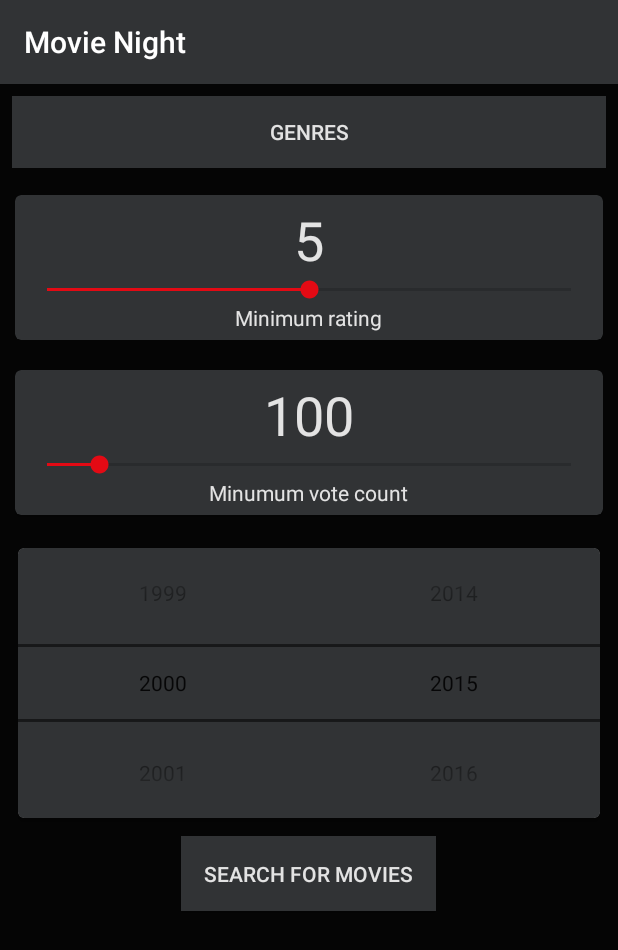
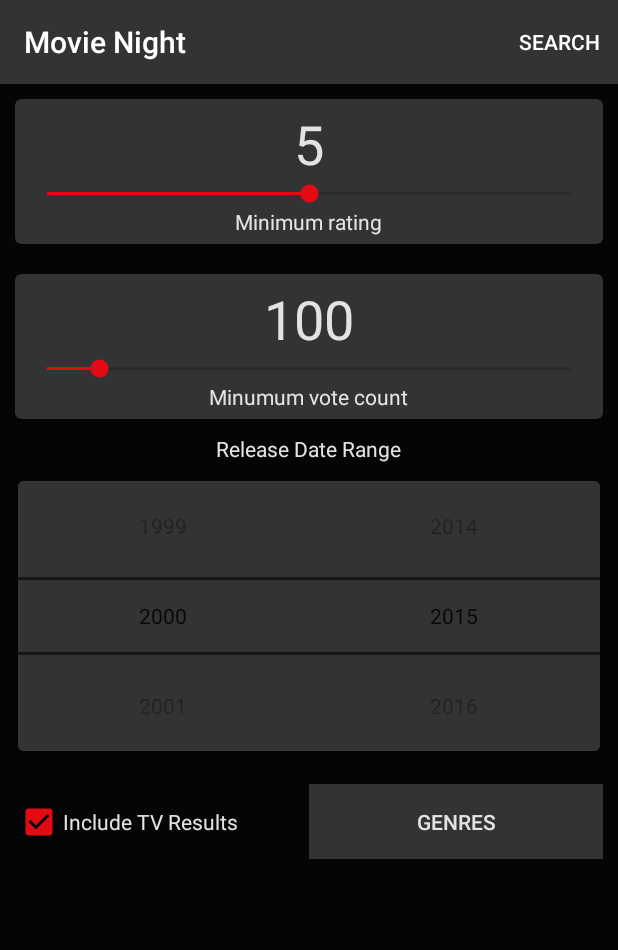
Before and after one commit to guybridge/Project05, an Android app: the screen it shows after launch (MainActivity), on a phone screen of 412 x 824 dp. Shown: the top 950 px of the screen. Run offline under Robolectric (Android 15) with nearby library versions, the phone set to English and light mode, and no system bars.

Commit message:
Final changes

```diff
--- a/app/src/main/java/au/com/wsit/project05/adapter/GenreAdapter.java
+++ b/app/src/main/java/au/com/wsit/project05/adapter/GenreAdapter.java
@@ -43,6 +43,7 @@ public class GenreAdapter extends RecyclerView.Adapter<GenreAdapter.GenreViewHol
     public GenreViewHolder onCreateViewHolder(ViewGroup parent, int viewType)
     {
         View view = LayoutInflater.from(parent.getContext()).inflate(R.layout.genre_item_view, parent, false);
+
         return new GenreViewHolder(view);
     }
 
@@ -85,6 +86,7 @@ public class GenreAdapter extends RecyclerView.Adapter<GenreAdapter.GenreViewHol
                     {
                         //Toast.makeText(mContext, "Checked: Genre is: " + item.getGenreName() + "ID: " + item.getGenreID(), Toast.LENGTH_SHORT).show();
                         genresMap.put(item.getGenreID(), item.getGenreName());
+
                     }
                     else
                     {
--- a/app/src/main/java/au/com/wsit/project05/adapter/ResultsAdapter.java
+++ b/app/src/main/java/au/com/wsit/project05/adapter/ResultsAdapter.java
@@ -61,9 +61,7 @@ public class ResultsAdapter extends RecyclerView.Adapter<ResultsAdapter.ResultsV
                 bundle.putString(MovieNightConstants.POSTER_URL, mResults.get(position).getmPosterURL());
                 bundle.putString(MovieNightConstants.TITLE, mResults.get(position).getmMovieTitle());
                 bundle.putString(MovieNightConstants.OVERVIEW, mResults.get(position).getmOverview());
-
                 movieDetails.setArguments(bundle);
-
                 movieDetails.show(fm, "Movie Details");
 
             }
--- a/app/src/main/java/au/com/wsit/project05/ui/MainActivity.java
+++ b/app/src/main/java/au/com/wsit/project05/ui/MainActivity.java
@@ -6,8 +6,11 @@ import android.graphics.Movie;
 import android.support.v7.app.AppCompatActivity;
 import android.os.Bundle;
 import android.util.Log;
+import android.view.Menu;
+import android.view.MenuItem;
 import android.view.View;
 import android.widget.Button;
+import android.widget.CheckBox;
 import android.widget.NumberPicker;
 import android.widget.SeekBar;
 import android.widget.TextView;
@@ -32,8 +35,8 @@ public class MainActivity extends AppCompatActivity
     private NumberPicker mMinDatePicker;
     private NumberPicker mMaxDatePicker;
 
-    private Button mSearchButton;
     private Button mGenreButton;
+    private CheckBox mTVResultsCheckBox;
 
     private String mRating = String.valueOf(5);
     private String mVoteCount = String.valueOf(100);
@@ -55,9 +58,8 @@ public class MainActivity extends AppCompatActivity
 
         mVoteCountTextView = (TextView) findViewById(R.id.minVoteCountTextView);
         mVoteCountSeekBar = (SeekBar) findViewById(R.id.minVoteCountSeekBar);
-        mSearchButton = (Button) findViewById(R.id.searchButton);
         mGenreButton = (Button) findViewById(R.id.genreButton);
-
+        mTVResultsCheckBox = (CheckBox) findViewById(R.id.tvCheckBox);
         mMinDatePicker = (NumberPicker) findViewById(R.id.minDate);
         mMaxDatePicker = (NumberPicker) findViewById(R.id.maxDate);
 
@@ -146,36 +148,26 @@ public class MainActivity extends AppCompatActivity
         });
 
 
+    }
 
-
-
-        // Setup the button click listener for searching
-        mSearchButton.setOnClickListener(new View.OnClickListener()
+    // Starts the search
+    private void startSearch()
     {
-            @Override
-            public void onClick(View v)
-            {
-
         // HttpUtils the dates
         minDate = String.valueOf(mMinDatePicker.getValue());
         maxDate = String.valueOf(mMaxDatePicker.getValue());
 
         String URL = createURL(mRating, mVoteCount, minDate, maxDate);
         String tvURL = createTVURL(mRating, mVoteCount, minDate, maxDate);
+        Boolean showTVresults = mTVResultsCheckBox.isChecked();
 
         // Start the results intent
         Intent intent = new Intent(MainActivity.this, Results.class);
         intent.addFlags(Intent.FLAG_ACTIVITY_NO_ANIMATION);
         intent.putExtra(MovieNightConstants.KEY_TV_RESULTS_URL, tvURL);
         intent.putExtra(MovieNightConstants.KEY_RESULTS_URL, URL);
+        intent.putExtra(MovieNightConstants.KEY_SHOW_TV_RESULTS, showTVresults);
         startActivity(intent);
-
-            }
-        });
-
-
-
-
     }
 
     private String createURL(String minRating, String minVoteCount, String minDate, String maxDate)
@@ -185,6 +177,8 @@ public class MainActivity extends AppCompatActivity
 
         // Create a new URL builder with the discover API endpoint as the base URL
         UrlBuilder builtURL = new UrlBuilder(MovieNightConstants.DISCOVER_BASE_URL);
+
+        int count = 0;
 
         try
            {
@@ -197,13 +191,21 @@ public class MainActivity extends AppCompatActivity
                    Log.i(TAG, "Selected genre: " + genreName + " id: " + genreID);
 
                    genresString = genresString + entry.getKey() + "|";
+                   count++;
 
                }
 
-               // Set the genres selections
+               if(count > 1)
+               {
                    builtURL.setGenres(genresString.substring(1));
                }
-           catch(NullPointerException e)
+               else
+               {
+                   builtURL.setGenres(genresString);
+               }
+
+           }
+           catch(NullPointerException | StringIndexOutOfBoundsException e)
            {
                Log.i(TAG, "No genres selected");
            }
@@ -247,7 +249,7 @@ public class MainActivity extends AppCompatActivity
             // Set the genres selections
             builtURL.setGenres(genresString.substring(1));
         }
-        catch(NullPointerException e)
+        catch(NullPointerException | StringIndexOutOfBoundsException e)
         {
             Log.i(TAG, "No genres selected");
         }
@@ -265,4 +267,26 @@ public class MainActivity extends AppCompatActivity
 
         return builtURL.getmBuiltURL();
     }
+
+    @Override
+    public boolean onOptionsItemSelected(MenuItem item)
+    {
+        int id = item.getItemId();
+        switch (id)
+        {
+            case R.id.action_search:
+                // Search
+                startSearch();
+                break;
+
         }
+        return super.onOptionsItemSelected(item);
+    }
+
+    @Override
+    public boolean onCreateOptionsMenu(Menu menu)
+    {
+        getMenuInflater().inflate(R.menu.menu_main, menu);
+        return super.onCreateOptionsMenu(menu);
+    }
+}
--- a/app/src/main/java/au/com/wsit/project05/utils/MovieNightConstants.java
+++ b/app/src/main/java/au/com/wsit/project05/utils/MovieNightConstants.java
@@ -19,7 +19,7 @@ public class MovieNightConstants
     public static final String SEARCH_ENDPOINT = "https://api.themoviedb.org/3/search/movie?";
 
     // IMAGE endpoint EG https://image.tmdb.org/t/p/w500/coss7RgL0NH6g4fC2s5atvf3dFO.jpg&api_key=4a0ef3c693045b63c407d7f5b520f647
-    public static final String IMAGE_ENDPOINT = "https://image.tmdb.org/t/p/w500";
+    public static final String IMAGE_ENDPOINT = "https://image.tmdb.org/t/p/w300";
     public static final String KEY_RESULTS_URL = "RESULTS_URL";
 
     public static final String GENRE_LIST =  "https://api.themoviedb.org/3/genre/movie/list?api_key=4a0ef3c693045b63c407d7f5b520f647";
@@ -53,4 +53,5 @@ public class MovieNightConstants
     public static final String SORT_VOTE_AVERAGE = "vote_average.desc";
     public static final String SORT_VOTE_COUNT = "vote_count.desc";
     public static final String KEY_TV_RESULTS_URL = "KEY_TV_RESULTS_URL";
+    public static final String KEY_SHOW_TV_RESULTS = "SHOW_TV_RESULTS";
 }
--- a/app/src/main/res/layout/activity_main.xml
+++ b/app/src/main/res/layout/activity_main.xml
@@ -1,22 +1,19 @@
 <?xml version="1.0" encoding="utf-8"?>
-<LinearLayout
+<ScrollView
     xmlns:android="http://schemas.android.com/apk/res/android"
     xmlns:card_view="http://schemas.android.com/apk/res-auto"
     xmlns:tools="http://schemas.android.com/tools"
     android:layout_width="match_parent"
+    android:background="@color/colorPrimaryDark"
+    android:layout_height="match_parent" >
+
+
+<LinearLayout
+
+    android:layout_width="match_parent"
     android:layout_height="match_parent"
     android:orientation="vertical"
-    android:background="@color/colorPrimaryDark"
     tools:context=".ui.MainActivity">
-
-    <Button
-        android:textColor="@color/textColour"
-        android:id="@+id/genreButton"
-        android:layout_margin="8dp"
-        android:background="@color/colorPrimary"
-        android:text="Genres"
-        android:layout_width="fill_parent"
-        android:layout_height="wrap_content"/>
 
     <android.support.v7.widget.CardView
         android:layout_width="match_parent"
@@ -101,6 +98,14 @@
 
     </android.support.v7.widget.CardView>
 
+    <TextView
+        android:textColor="@color/textColour"
+        android:layout_width="wrap_content"
+        android:layout_height="wrap_content"
+        android:text="Release Date Range"
+        android:id="@+id/textView"
+        android:layout_gravity="center_horizontal"/>
+
     <android.support.v7.widget.CardView
         android:layout_width="match_parent"
         android:layout_height="wrap_content"
@@ -114,6 +119,7 @@
             android:orientation="horizontal">
 
             <NumberPicker
+                android:descendantFocusability="blocksDescendants"
                 android:background="@color/colorPrimary"
                 android:layout_weight="1"
                 android:id="@+id/minDate"
@@ -123,6 +129,7 @@
             </NumberPicker>
 
             <NumberPicker
+                android:descendantFocusability="blocksDescendants"
                 android:layout_width="wrap_content"
                 android:layout_height="match_parent"
                 android:background="@color/colorPrimary"
@@ -138,15 +145,31 @@
 
     </android.support.v7.widget.CardView>
 
-    <Button
-        android:padding="15dp"
-        android:background="@color/colorPrimary"
-        android:textColor="@color/textColour"
-        android:layout_width="wrap_content"
-        android:layout_height="wrap_content"
-        android:text="Search for movies"
-        android:id="@+id/searchButton"
-        android:layout_gravity="center_horizontal"/>
+    <LinearLayout
+        android:layout_margin="10dp"
+        android:orientation="horizontal"
+        android:layout_width="match_parent"
+        android:layout_height="wrap_content">
 
+        <CheckBox
+            android:textColor="@color/textColour"
+            android:checked="true"
+            android:layout_weight="1"
+            android:layout_width="0dp"
+            android:layout_height="wrap_content"
+            android:text="Include TV Results"
+            android:id="@+id/tvCheckBox"/>
+
+        <Button
+            android:layout_weight="1"
+            android:padding="15dp"
+            android:textColor="@color/textColour"
+            android:id="@+id/genreButton"
+            android:background="@color/colorPrimary"
+            android:text="Genres"
+            android:layout_width="0dp"
+            android:layout_height="wrap_content"/>
+    </LinearLayout>
 
 </LinearLayout>
+</ScrollView>
--- a/app/src/main/res/layout/genre_selection_fragment.xml
+++ b/app/src/main/res/layout/genre_selection_fragment.xml
@@ -3,7 +3,8 @@
               android:orientation="vertical"
               android:layout_width="match_parent"
               android:layout_height="wrap_content"
-              android:background="@color/colorPrimary">
+              android:background="@color/colorPrimary"
+                android:padding="12dp">
 
     <TextView
         android:textAlignment="center"
--- /dev/null
+++ b/app/src/main/res/menu/menu_main.xml
@@ -0,0 +1,10 @@
+<?xml version="1.0" encoding="utf-8"?>
+<menu xmlns:android="http://schemas.android.com/apk/res/android"
+      xmlns:app="http://schemas.android.com/apk/res-auto">
+    <item
+        android:id="@+id/action_search"
+        android:title="@string/search"
+        app:showAsAction="ifRoom">
+    </item>
+
+</menu>
--- a/app/src/main/res/values/strings.xml
+++ b/app/src/main/res/values/strings.xml
@@ -1,3 +1,4 @@
 <resources>
     <string name="app_name">Movie Night</string>
+    <string name="search">Search</string>
 </resources>
```
Also changed, not shown: app/src/main/java/au/com/wsit/project05/ui/Results.java (+41 -26 lines), app/src/main/java/au/com/wsit/project05/ui/fragments/GenreSelectionFragment.java (+9 -0 lines), app/src/main/java/au/com/wsit/project05/utils/GenreItems.java (+11 -0 lines). Lines whose indentation alone changed are shown as unchanged.
